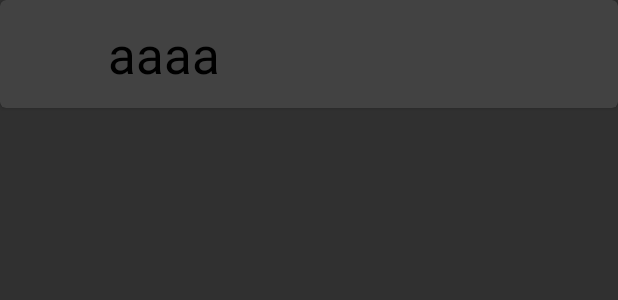
After one commit to takoika0601/HealthCareManagement, an Android app: the layout card_item.xml on its own in the app's theme, with its tools: preview values and no code run, on a phone screen of 412 x 824 dp. The commit adds this screen. Shown: the top 300 px of the screen. Run offline under Robolectric (Android 15) with nearby library versions, the light colour scheme and no system bars.

Commit message:
一般向けにUIの変更

```diff
--- /dev/null
+++ b/app/src/main/res/layout/card_item.xml
@@ -0,0 +1,40 @@
+<?xml version="1.0" encoding="utf-8"?>
+<LinearLayout xmlns:android="http://schemas.android.com/apk/res/android"
+              android:orientation="vertical"
+              android:layout_width="match_parent"
+              android:layout_height="match_parent"
+              android:weightSum="1">
+
+    <android.support.v7.widget.CardView
+        android:id="@+id/cardview"
+        xmlns:card_view="http://schemas.android.com/apk/res-auto"
+        android:layout_width="match_parent"
+        android:layout_height="72dp"
+        card_view:cardCornerRadius="4dp">
+
+        <LinearLayout
+            android:layout_width="match_parent"
+            android:layout_height="match_parent"
+            android:orientation="horizontal"
+            android:gravity="center_vertical">
+
+            <ImageView
+                android:id="@+id/cardImage"
+                android:layout_width="72dp"
+                android:layout_height="wrap_content"
+                android:paddingLeft="16dp"
+                android:paddingRight="16dp"
+                android:adjustViewBounds="true"
+                android:scaleType="fitCenter"/>
+
+            <TextView
+                android:id="@+id/cardText"
+                android:layout_width="wrap_content"
+                android:layout_height="wrap_content"
+                android:textColor="@android:color/black"
+                android:textSize="@dimen/textsize_xlarge"
+                android:text="aaaa"
+                />
+        </LinearLayout>
+    </android.support.v7.widget.CardView>
+</LinearLayout>
--- a/app/src/main/res/values/dimens.xml
+++ b/app/src/main/res/values/dimens.xml
@@ -2,4 +2,10 @@
     <!-- Default screen margins, per the Android Design guidelines. -->
     <dimen name="activity_horizontal_margin">16dp</dimen>
     <dimen name="activity_vertical_margin">16dp</dimen>
+
+    <dimen name="textsize_xsmall">12sp</dimen>
+    <dimen name="textsize_small">14sp</dimen>
+    <dimen name="textsize_medium">16sp</dimen>
+    <dimen name="textsize_large">20sp</dimen>
+    <dimen name="textsize_xlarge">34sp</dimen>
 </resources>
--- a/app/src/main/res/values/styles.xml
+++ b/app/src/main/res/values/styles.xml
@@ -1,8 +1,9 @@
 <resources>
 
     <!-- Base application theme. -->
-    <style name="AppTheme" parent="android:Theme.Holo.Light.DarkActionBar">
+    <style name="AppTheme" parent="Theme.AppCompat.NoActionBar">
         <!-- Customize your theme here. -->
+        // Lollipop前のversionでは反映されない?
     </style>
 
 </resources>
--- a/settings.gradle
+++ b/settings.gradle
@@ -1 +1 @@
-include ':app', ':commons-lang3-3.3.2', ':httpcore-4.3.2', ':httpmime-4.3.3'
+include ':app', ':ProgressWheel', ':commons-lang3-3.3.2', ':httpcore-4.3.2', ':httpmime-4.3.3'
```
Also changed, not shown: app/build.gradle (+5 -2 lines), app/src/main/AndroidManifest.xml (+5 -2 lines), app/src/main/java/jp/co/akiguchilab/healthcaremanagement/MainActivity.java (+57 -9 lines), app/src/main/res/layout/activity_main.xml (+40 -35 lines), 2 other files.
